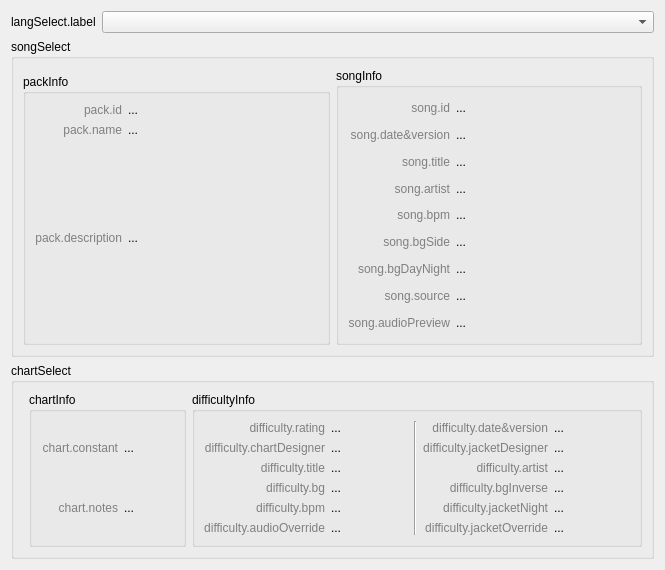
Before: the Qt Designer form ui/designer/tabs/tabTools/tabTools_InfoLookup.ui in ArcaeaOffline/client-pyside6, drawn with Qt 5.
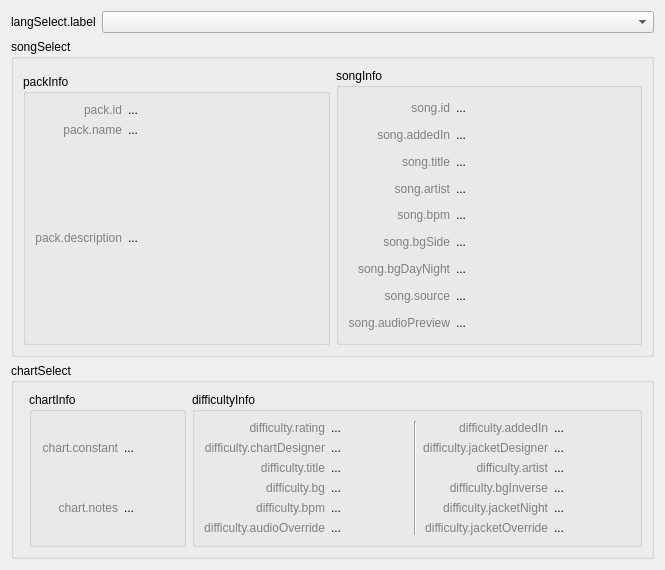
After: the same form once the commit is applied. Custom widgets are drawn as their Qt base class.

Diff of the .ui file:
```diff
--- a/ui/designer/tabs/tabTools/tabTools_InfoLookup.ui
+++ b/ui/designer/tabs/tabTools/tabTools_InfoLookup.ui
@@ -256,7 +256,7 @@
             <string notr="true">QLabel { color: gray; }</string>
            </property>
            <property name="text">
-            <string>song.date&amp;version</string>
+            <string>song.addedIn</string>
            </property>
            <property name="alignment">
             <set>Qt::AlignRight|Qt::AlignTrailing|Qt::AlignVCenter</set>
@@ -440,7 +440,7 @@
               <string notr="true">QLabel { color: gray; }</string>
              </property>
              <property name="text">
-              <string>difficulty.date&amp;version</string>
+              <string>difficulty.addedIn</string>
              </property>
              <property name="alignment">
               <set>Qt::AlignRight|Qt::AlignTrailing|Qt::AlignVCenter</set>
```
Left out of the diff: 4 changed lines with no effect on the pictures.
